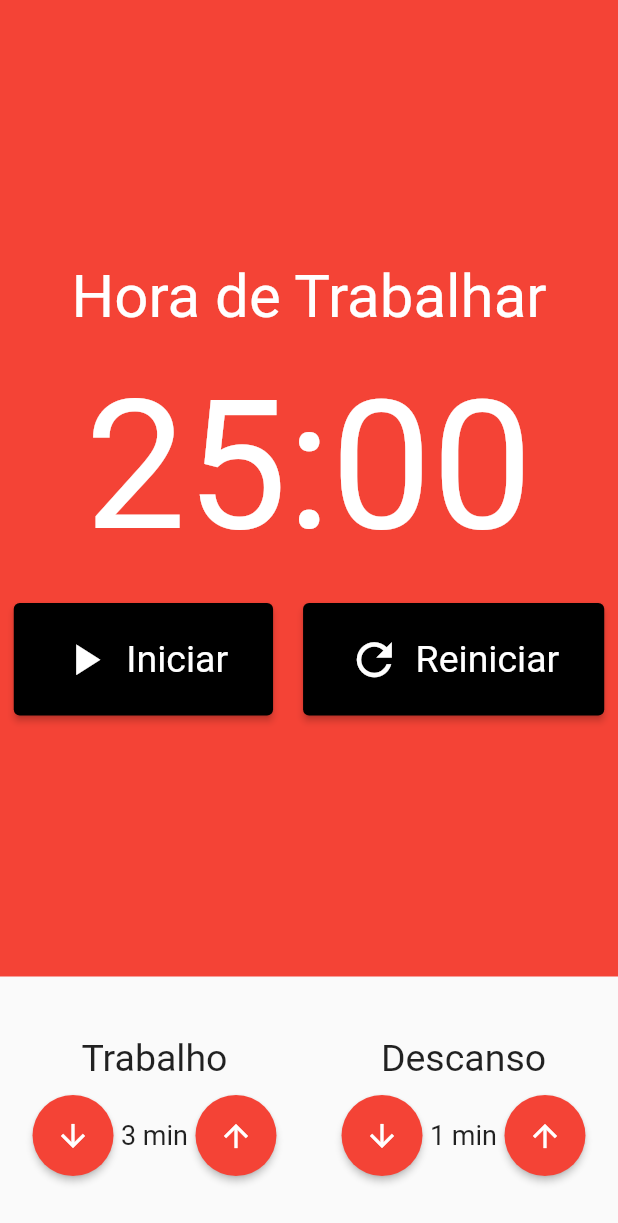
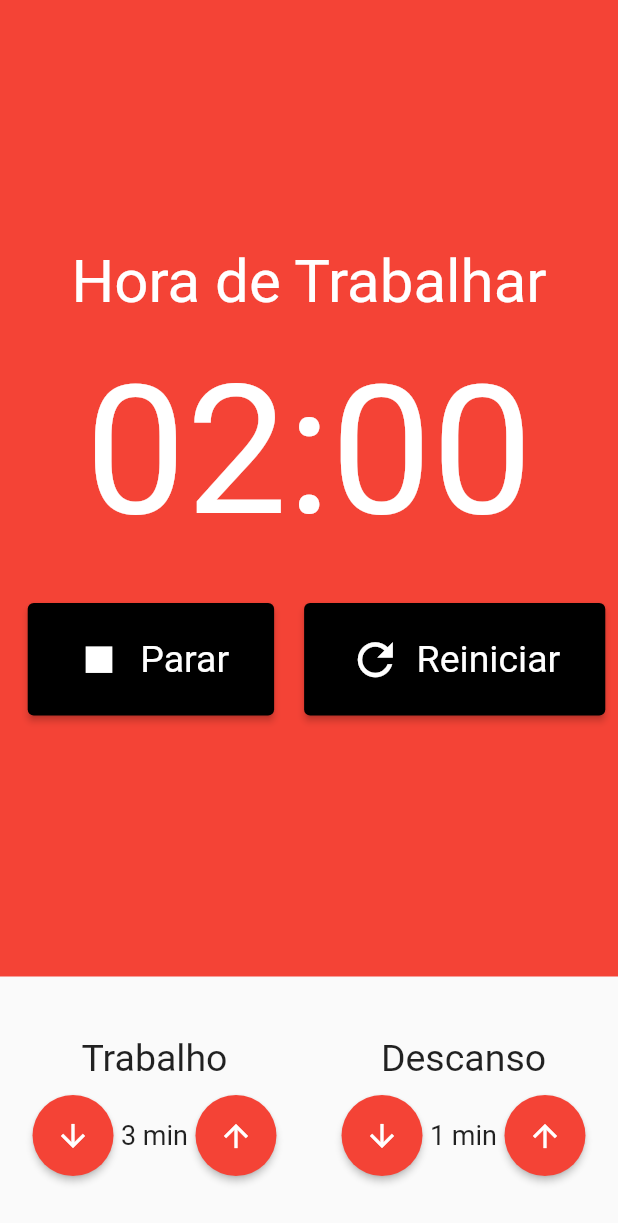
Before and after one commit to s7Thiago/flutter_pomodoro, a Flutter app: the screen it shows after launch, item 2 of the bottom bar chosen, after a tap on "Iniciar", on a phone screen of 412 x 824 dp. Shown: the top 1223 px of the screen. Run offline on Flutter 3.47's test engine with Material 2 defaults, Android fonts, the phone set to English and light mode, and no system bars; our stand-ins replace flutter_mobx, mobx; generated files the repository leaves out were written again.

Commit message:
Using pomodoro store in some app parts

```diff
--- a/lib/components/cronometro.dart
+++ b/lib/components/cronometro.dart
@@ -1,11 +1,16 @@
 import 'package:flutter/material.dart';
+import 'package:flutter_mobx/flutter_mobx.dart';
 import 'package:pomodoro/components/cronometro_botao.dart';
+import 'package:pomodoro/store/pomodoro.store.dart';
+import 'package:provider/provider.dart';
 
 class Cronometro extends StatelessWidget {
   const Cronometro({Key? key}) : super(key: key);
 
   @override
   Widget build(BuildContext context) {
+    final store = Provider.of<PomodoroStore>(context);
+
     return Container(
       color: Colors.red,
       child: Column(
@@ -19,39 +24,46 @@ class Cronometro extends StatelessWidget {
             ),
           ),
           const SizedBox(height: 20),
-          const Text(
-            '25:00',
-            style: TextStyle(
+          Text(
+            '${store.minutos.toString().padLeft(2, '0')}:${store.segundos.toString().padLeft(2, '0')}',
+            style: const TextStyle(
               fontSize: 120,
               color: Colors.white,
             ),
           ),
           const SizedBox(height: 20),
-          Row(
+          Observer(
+            builder: (_) => Row(
               mainAxisAlignment: MainAxisAlignment.center,
-            children: const [
+              children: [
+                if (!store.iniciado)
                   Padding(
-                padding: EdgeInsets.only(right: 10),
+                    padding: const EdgeInsets.only(right: 10),
                     child: CronometroBotao(
                       label: 'Iniciar',
                       icon: Icons.play_arrow,
+                      onPressed: store.iniciar,
                     ),
                   ),
-              // Padding(
-              //   padding: EdgeInsets.all(10),
-              //   child: CronometroBotao(
-              //     label: 'Parar',
-              //     icon: Icons.stop,
-              //   ),
-              // ),
+                if (store.iniciado)
                   Padding(
-                padding: EdgeInsets.only(left: 10),
+                    padding: const EdgeInsets.all(10),
+                    child: CronometroBotao(
+                      label: 'Parar',
+                      icon: Icons.stop,
+                      onPressed: store.parar,
+                    ),
+                  ),
+                Padding(
+                  padding: const EdgeInsets.only(left: 10),
                   child: CronometroBotao(
                     label: 'Reiniciar',
                     icon: Icons.refresh,
+                    onPressed: store.reiniciar,
                   ),
                 ),
               ],
+            ),
           )
         ],
       ),
--- a/lib/components/cronometro_botao.dart
+++ b/lib/components/cronometro_botao.dart
@@ -3,11 +3,13 @@ import 'package:flutter/material.dart';
 class CronometroBotao extends StatelessWidget {
   final String label;
   final IconData icon;
+  final void Function()? onPressed;
 
   const CronometroBotao({
     Key? key,
     required this.label,
     required this.icon,
+    this.onPressed,
   }) : super(key: key);
 
   @override
@@ -17,7 +19,7 @@ class CronometroBotao extends StatelessWidget {
           primary: Colors.black,
           padding: const EdgeInsets.symmetric(horizontal: 30, vertical: 20),
           textStyle: const TextStyle(fontSize: 25)),
-      onPressed: () {},
+      onPressed: onPressed,
       child: Row(
         children: [
           Padding(
```
Also changed, not shown: lib/store/pomodoro.store.dart (+26 -0 lines), lib/store/pomodoro.store.g.dart. Lines whose indentation alone changed are shown as unchanged.
